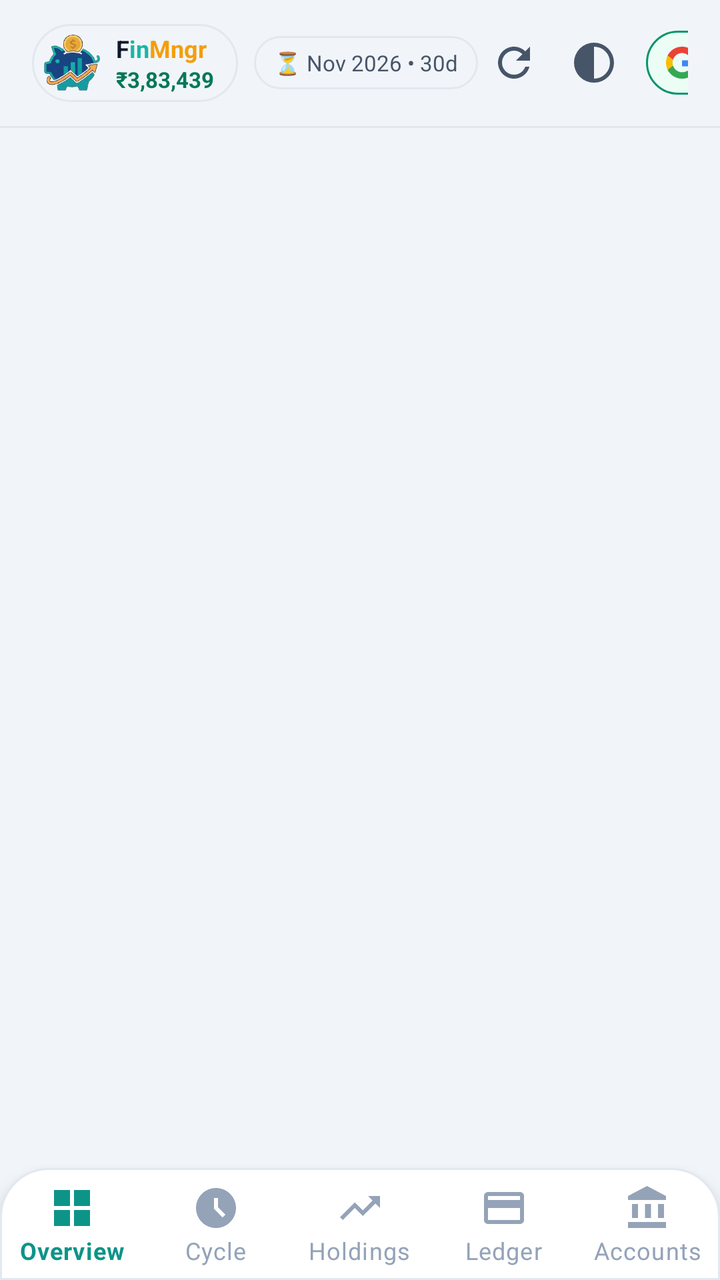
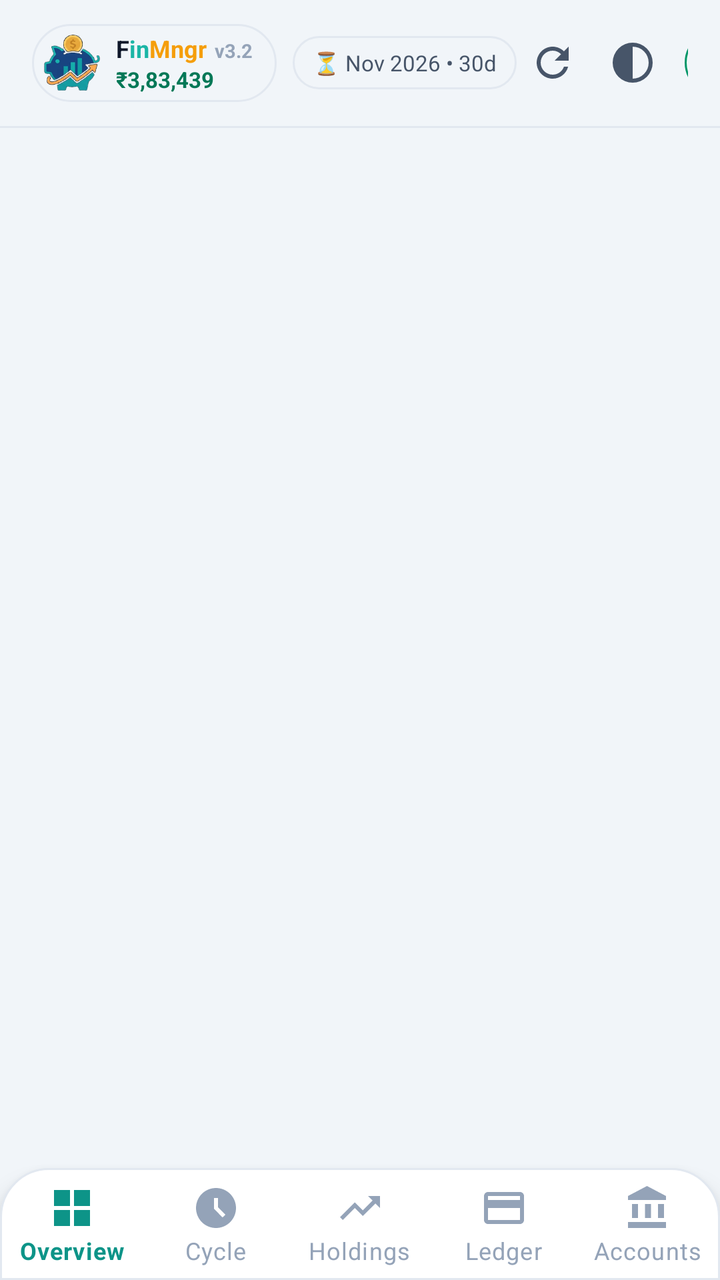

An Android layout rendered at two revisions. The XML below is the earlier revision; the diff shows what the commit changed to produce the second picture.
<!-- AndroidManifest.xml: activity theme AppTheme.NoActionBarLaunch -->
<!-- res/layout/activity_main.xml -->
<?xml version="1.0" encoding="utf-8"?>
<androidx.coordinatorlayout.widget.CoordinatorLayout
    xmlns:android="http://schemas.android.com/apk/res/android"
    xmlns:app="http://schemas.android.com/apk/res-auto"
    xmlns:tools="http://schemas.android.com/tools"
    android:layout_width="match_parent"
    android:layout_height="match_parent"
    android:background="@color/bg_dark">

    <LinearLayout
        android:layout_width="match_parent"
        android:layout_height="match_parent"
        android:orientation="vertical">

        
        <LinearLayout
            android:id="@+id/headerLayout"
            android:layout_width="match_parent"
            android:layout_height="wrap_content"
            android:orientation="horizontal"
            android:gravity="center_vertical"
            android:paddingStart="16dp"
            android:paddingEnd="16dp"
            android:paddingTop="12dp"
            android:paddingBottom="12dp"
            android:background="@color/bg_dark">

            
            <LinearLayout
                android:layout_width="wrap_content"
                android:layout_height="wrap_content"
                android:orientation="horizontal"
                android:gravity="center_vertical"
                android:background="@drawable/bg_pill_dark"
                android:paddingStart="6dp"
                android:paddingEnd="12dp"
                android:paddingTop="4dp"
                android:paddingBottom="4dp">

                <ImageView
                    android:layout_width="28dp"
                    android:layout_height="28dp"
                    android:src="@drawable/ic_finmngr_piggy"
                    android:contentDescription="FinMngr Logo" />

                <LinearLayout
                    android:layout_width="wrap_content"
                    android:layout_height="wrap_content"
                    android:orientation="vertical"
                    android:layout_marginStart="8dp">

                    <LinearLayout
                        android:layout_width="wrap_content"
                        android:layout_height="wrap_content"
                        android:orientation="horizontal">

                        <TextView
                            android:layout_width="wrap_content"
                            android:layout_height="wrap_content"
                            android:text="F"
                            android:textColor="@color/text_primary"
                            android:textSize="12sp"
                            android:textStyle="bold" />

                        <TextView
                            android:layout_width="wrap_content"
                            android:layout_height="wrap_content"
                            android:text="in"
                            android:textColor="#1BB5A6"
                            android:textSize="12sp"
                            android:textStyle="bold" />

                        <TextView
                            android:layout_width="wrap_content"
                            android:layout_height="wrap_content"
                            android:text="Mngr"
                            android:textColor="#F59E0B"
                            android:textSize="12sp"
                            android:textStyle="bold" />
                    </LinearLayout>

                    <TextView
                        android:id="@+id/tvHeaderNetWorth"
                        android:layout_width="wrap_content"
                        android:layout_height="wrap_content"
                        android:text="₹3,83,439"
                        android:textColor="@color/green_mint"
                        android:textSize="11sp"
                        android:textStyle="bold" />
                </LinearLayout>
            </LinearLayout>

            
            <TextView
                android:id="@+id/tvHeaderCycle"
                android:layout_width="wrap_content"
                android:layout_height="wrap_content"
                android:layout_marginStart="8dp"
                android:background="@drawable/bg_pill_dark"
                android:paddingStart="10dp"
                android:paddingEnd="10dp"
                android:paddingTop="6dp"
                android:paddingBottom="6dp"
                android:text="⏳ Nov 2026 • 30d"
                android:textColor="@color/text_secondary"
                android:textSize="11sp" />

            <View
                android:layout_width="0dp"
                android:layout_height="1dp"
                android:layout_weight="1" />

            
            <ImageButton
                android:id="@+id/btnRefresh"
                android:layout_width="36dp"
                android:layout_height="36dp"
                android:background="?attr/selectableItemBackgroundBorderless"
                android:src="@drawable/ic_refresh"
                android:contentDescription="Refresh Google Sheet"
                android:padding="6dp" />

            
            <ImageButton
                android:id="@+id/btnThemeToggle"
                android:layout_width="36dp"
                android:layout_height="36dp"
                android:layout_marginStart="4dp"
                android:background="?attr/selectableItemBackgroundBorderless"
                android:src="@drawable/ic_theme_toggle"
                android:contentDescription="Toggle Pastel Theme"
                android:padding="6dp" />

            
            <LinearLayout
                android:id="@+id/btnGoogleAuth"
                android:layout_width="wrap_content"
                android:layout_height="32dp"
                android:layout_marginStart="8dp"
                android:orientation="horizontal"
                android:gravity="center_vertical"
                android:background="@drawable/bg_chip_green"
                android:paddingStart="10dp"
                android:paddingEnd="10dp"
                android:clickable="true"
                android:focusable="true">

                <ImageView
                    android:id="@+id/ivGoogleIcon"
                    android:layout_width="16dp"
                    android:layout_height="16dp"
                    android:src="@drawable/ic_google" />

                <TextView
                    android:id="@+id/tvGoogleAuthText"
                    android:layout_width="wrap_content"
                    android:layout_height="wrap_content"
                    android:layout_marginStart="6dp"
                    android:text="Sign In"
                    android:textColor="@color/green_mint"
                    android:textSize="12sp"
                    android:textStyle="bold" />
            </LinearLayout>
        </LinearLayout>

        
        <View
            android:layout_width="match_parent"
            android:layout_height="1dp"
            android:background="@color/border_dark" />

        
        <ProgressBar
            android:id="@+id/progressBarGlobalSync"
            style="?android:attr/progressBarStyleHorizontal"
            android:layout_width="match_parent"
            android:layout_height="3dp"
            android:indeterminate="true"
            android:indeterminateTint="@color/colorPrimary"
            android:visibility="gone" />

        
        <FrameLayout
            android:id="@+id/fragmentContainer"
            android:layout_width="match_parent"
            android:layout_height="0dp"
            android:layout_weight="1" />

        
        <LinearLayout
            android:id="@+id/layoutUnauthorized"
            android:layout_width="match_parent"
            android:layout_height="0dp"
            android:layout_weight="1"
            android:orientation="vertical"
            android:gravity="center"
            android:padding="28dp"
            android:visibility="gone"
            android:background="@color/bg_dark">

            <ImageView
                android:layout_width="150dp"
                android:layout_height="48dp"
                android:layout_marginBottom="24dp"
                android:src="@drawable/logo_finmngr"
                android:adjustViewBounds="true"
                android:contentDescription="FinMngr Logo" />

            
            <FrameLayout
                android:layout_width="88dp"
                android:layout_height="88dp"
                android:background="@drawable/bg_pill_dark">

                <ImageView
                    android:id="@+id/ivUnauthorizedIcon"
                    android:layout_width="44dp"
                    android:layout_height="44dp"
                    android:layout_gravity="center"
                    android:src="@drawable/ic_lock"
                    app:tint="@color/red_rose" />
            </FrameLayout>

            <TextView
                android:id="@+id/tvUnauthorizedTitle"
                android:layout_width="wrap_content"
                android:layout_height="wrap_content"
                android:layout_marginTop="20dp"
                android:text="You are not authorized"
                android:textColor="@color/red_rose"
                android:textSize="22sp"
                android:textStyle="bold"
                android:gravity="center" />

            <TextView
                android:id="@+id/tvUnauthorizedReason"
                android:layout_width="match_parent"
                android:layout_height="wrap_content"
                android:layout_marginTop="12dp"
                android:text="Access is restricted to samiyasti@gmail.com.\nPlease sign in with the authorized Google account to view or edit your financial data."
                android:textColor="@color/text_secondary"
                android:textSize="14sp"
                android:lineSpacingExtra="4dp"
                android:gravity="center" />

            <com.google.android.material.button.MaterialButton
                android:id="@+id/btnUnauthorizedAction"
                android:layout_width="wrap_content"
                android:layout_height="52dp"
                android:layout_marginTop="28dp"
                android:paddingStart="24dp"
                android:paddingEnd="24dp"
                android:text="Sign in with samiyasti@gmail.com"
                android:textColor="@color/text_on_primary"
                android:textSize="14sp"
                android:textStyle="bold"
                app:backgroundTint="@color/colorPrimary"
                app:cornerRadius="26dp"
                app:icon="@drawable/ic_google"
                app:iconTint="@null"
                app:iconGravity="textStart" />
        </LinearLayout>

        
        <com.google.android.material.bottomnavigation.BottomNavigationView
            android:id="@+id/bottomNavigation"
            android:layout_width="match_parent"
            android:layout_height="wrap_content"
            android:background="@drawable/bg_nav_glass"
            app:itemIconTint="@color/nav_item_tint"
            app:itemTextColor="@color/nav_item_tint"
            app:itemRippleColor="@color/green_bg"
            app:elevation="8dp"
            app:labelVisibilityMode="labeled"
            app:menu="@menu/bottom_nav_menu" />

    </LinearLayout>



    
    <LinearLayout
        android:id="@+id/layoutInAppToast"
        android:layout_width="wrap_content"
        android:layout_height="wrap_content"
        android:layout_gravity="bottom|center_horizontal"
        android:layout_marginBottom="72dp"
        android:background="@drawable/bg_pill_dark"
        android:elevation="12dp"
        android:gravity="center_vertical"
        android:orientation="horizontal"
        android:paddingStart="14dp"
        android:paddingTop="10dp"
        android:paddingEnd="16dp"
        android:paddingBottom="10dp"
        android:visibility="gone">

        <ProgressBar
            android:id="@+id/pbToastSpinner"
            android:layout_width="16dp"
            android:layout_height="16dp"
            android:indeterminate="true"
            android:indeterminateTint="@color/colorPrimary"
            android:visibility="gone" />

        <ImageView
            android:id="@+id/ivToastIcon"
            android:layout_width="18dp"
            android:layout_height="18dp"
            android:src="@drawable/ic_finmngr_piggy"
            android:contentDescription="Toast Icon" />

        <TextView
            android:id="@+id/tvToastMessage"
            android:layout_width="wrap_content"
            android:layout_height="wrap_content"
            android:layout_marginStart="8dp"
            android:maxWidth="280dp"
            android:textColor="@color/text_primary"
            android:textSize="12.5sp"
            android:textStyle="bold" />
    </LinearLayout>

</androidx.coordinatorlayout.widget.CoordinatorLayout>
<!-- resources referenced by this layout -->
<resources>
  <color name="bg_dark">#F1F5F9</color>
  <color name="border_dark">#E2E8F0</color>
  <color name="colorPrimary">#0D9488</color>
  <color name="green_bg">#ECFDF5</color>
  <color name="green_mint">#047857</color>
  <color name="red_rose">#E05263</color>
  <color name="text_on_primary">#FFFFFF</color>
  <color name="text_primary">#0F172A</color>
  <color name="text_secondary">#475569</color>
  <!-- drawable bg_chip_green (drawable) -->
  <?xml version="1.0" encoding="utf-8"?>
  <shape xmlns:android="http://schemas.android.com/apk/res/android"
      android:shape="rectangle">
      <solid android:color="@color/green_bg" />
      <corners android:radius="100dp" />
      <stroke
          android:width="1dp"
          android:color="@color/green_emerald" />
  </shape>
  <!-- drawable bg_pill_dark (drawable) -->
  <?xml version="1.0" encoding="utf-8"?>
  <shape xmlns:android="http://schemas.android.com/apk/res/android"
      android:shape="rectangle">
      <solid android:color="@color/glass_pill_bg" />
      <corners android:radius="100dp" />
      <stroke
          android:width="1dp"
          android:color="@color/border_dark" />
  </shape>
  <!-- drawable ic_refresh (drawable) -->
  <vector xmlns:android="http://schemas.android.com/apk/res/android"
      android:width="24dp"
      android:height="24dp"
      android:viewportWidth="24"
      android:viewportHeight="24">
    <path
        android:fillColor="@color/text_secondary"
        android:pathData="M17.65,6.35C16.2,4.9 14.21,4 12,4c-4.42,0 -7.99,3.58 -7.99,8s3.57,8 7.99,8c3.73,0 6.84,-2.55 7.73,-6h-2.08c-0.82,2.33 -3.04,4 -5.65,4 -3.31,0 -6,-2.69 -6,-6s2.69,-6 6,-6c1.66,0 3.14,0.69 4.22,1.78L13,11h7V4l-2.35,2.35z"/>
  </vector>
  <!-- drawable ic_theme_toggle (drawable) -->
  <vector xmlns:android="http://schemas.android.com/apk/res/android"
      android:width="24dp"
      android:height="24dp"
      android:viewportWidth="24"
      android:viewportHeight="24">
    
    <path
        android:fillColor="@color/text_secondary"
        android:pathData="M12,2A10,10 0 0,0 2,12A10,10 0 0,0 12,22A10,10 0 0,0 22,12A10,10 0 0,0 12,2M12,4A8,8 0 0,1 20,12A8,8 0 0,1 12,20V4Z"/>
  </vector>
  <style name="AppTheme.NoActionBarLaunch" parent="AppTheme">
      </style>
  <color name="green_emerald">#059669</color>
  <color name="glass_surface_start">#FFFFFF</color>
  <color name="nav_bottom_bg">#FFFFFF</color>
  <color name="glass_pill_bg">#F1F5F9</color>
  <color name="colorPrimaryDark">#E2E8F0</color>
  <color name="colorAccent">#0D9488</color>
  <style name="FinMngrAutoCompleteTextView" parent="Widget.AppCompat.AutoCompleteTextView">
          <item name="android:popupBackground">@drawable/bg_dropdown_popup</item>
          <item name="android:textColor">@color/text_primary</item>
          <item name="android:textColorHint">@color/text_muted</item>
          <item name="android:dropDownVerticalOffset">4dp</item>
          <item name="android:dropDownHeight">wrap_content</item>
      </style>
  <style name="FinMngrBottomSheetModal" parent="Widget.MaterialComponents.BottomSheet.Modal">
          <item name="android:background">@android:color/transparent</item>
          <item name="android:backgroundTint">@android:color/transparent</item>
          <item name="backgroundTint">@android:color/transparent</item>
          <item name="shapeAppearance">@null</item>
          <item name="shapeAppearanceOverlay">@null</item>
      </style>
  <color name="bg_card">#FFFFFF</color>
  <!-- drawable bg_dropdown_popup (drawable) -->
  <?xml version="1.0" encoding="utf-8"?>
  <shape xmlns:android="http://schemas.android.com/apk/res/android"
      android:shape="rectangle">
      <solid android:color="@color/bg_card" />
      <corners android:radius="12dp" />
      <stroke
          android:width="1dp"
          android:color="@color/border_dark" />
  </shape>
  <color name="text_muted">#94A3B8</color>
  <!-- unchanged entries left out for length: 7 -->
</resources>

<!-- the commit's change to res/layout/activity_main.xml (unified diff, before → after) -->
@@ -76,6 +76,16 @@
                             android:text="Mngr"
                             android:textColor="#F59E0B"
                             android:textSize="12sp"
+                            android:textStyle="bold" />
+
+                        <TextView
+                            android:id="@+id/tvHeaderAppVersion"
+                            android:layout_width="wrap_content"
+                            android:layout_height="wrap_content"
+                            android:layout_marginStart="4dp"
+                            android:text="v3.2"
+                            android:textColor="@color/text_muted"
+                            android:textSize="9.5sp"
                             android:textStyle="bold" />
                     </LinearLayout>
 
